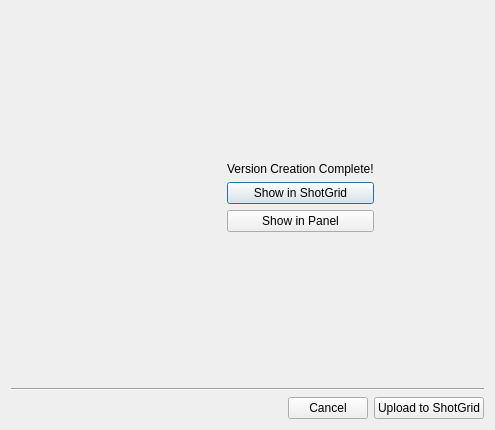
This is resources/dialog.ui in shotgunsoftware/tk-nuke-quickreview as Qt 5 draws it before an edit. The edited form follows.
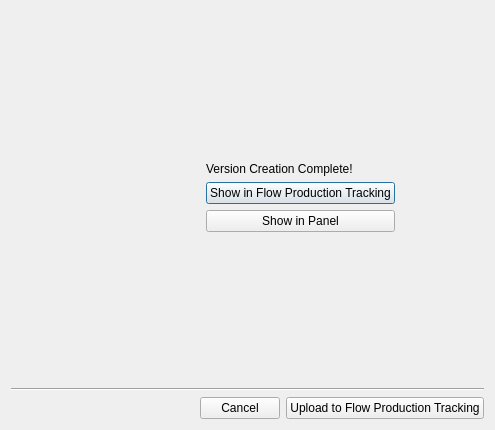
This is the edited form. The open tabs and pages were chosen to show the change. Icons and pictures are not drawn. Custom widgets are drawn as their Qt base class.

The edit to the form file:
```diff
--- a/resources/dialog.ui
+++ b/resources/dialog.ui
@@ -199,7 +199,7 @@
            <item>
             <widget class="QPushButton" name="jump_to_shotgun">
              <property name="text">
-              <string>Show in ShotGrid</string>
+              <string>Show in Flow Production Tracking</string>
              </property>
             </widget>
            </item>
@@ -289,7 +289,7 @@
      <item>
       <widget class="QPushButton" name="submit">
        <property name="text">
-        <string>Upload to ShotGrid</string>
+        <string>Upload to Flow Production Tracking</string>
        </property>
       </widget>
      </item>
```
Left out of the diff: 2 changed lines with no effect on the pictures.
